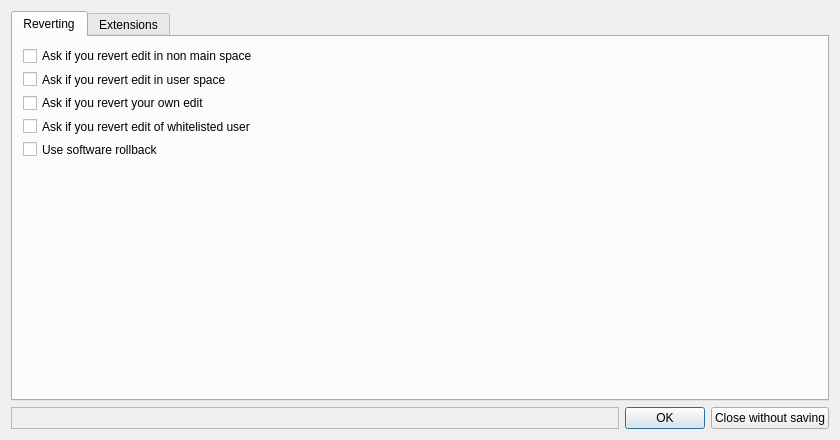
The window that huggle/preferences.ui (huggle/huggle3-qt-lx) describes before a commit, drawn with Qt 5.
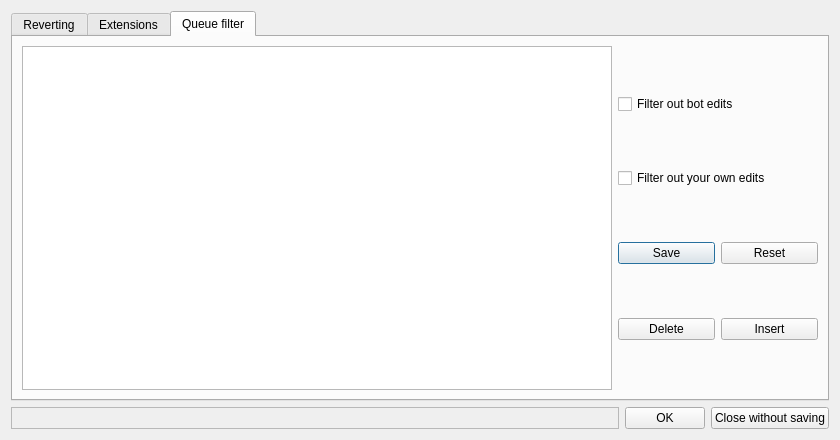
The same window after the commit. The open tabs and pages were chosen to show the change.

What changed in the file:
```diff
--- a/huggle/preferences.ui
+++ b/huggle/preferences.ui
@@ -81,6 +81,82 @@
        </item>
       </layout>
      </widget>
+     <widget class="QWidget" name="tab_3">
+      <attribute name="title">
+       <string>Queue filter</string>
+      </attribute>
+      <layout class="QHBoxLayout" name="horizontalLayout_2">
+       <item>
+        <widget class="QListWidget" name="listWidget"/>
+       </item>
+       <item>
+        <layout class="QVBoxLayout" name="verticalLayout_4">
+         <item>
+          <widget class="QCheckBox" name="checkBox_7">
+           <property name="minimumSize">
+            <size>
+             <width>200</width>
+             <height>0</height>
+            </size>
+           </property>
+           <property name="text">
+            <string>Filter out bot edits</string>
+           </property>
+          </widget>
+         </item>
+         <item>
+          <widget class="QCheckBox" name="checkBox_6">
+           <property name="sizePolicy">
+            <sizepolicy hsizetype="Minimum" vsizetype="Fixed">
+             <horstretch>0</horstretch>
+             <verstretch>0</verstretch>
+            </sizepolicy>
+           </property>
+           <property name="text">
+            <string>Filter out your own edits</string>
+           </property>
+          </widget>
+         </item>
+         <item>
+          <layout class="QHBoxLayout" name="horizontalLayout_4">
+           <item>
+            <widget class="QPushButton" name="pushButton_6">
+             <property name="text">
+              <string>Save</string>
+             </property>
+            </widget>
+           </item>
+           <item>
+            <widget class="QPushButton" name="pushButton_5">
+             <property name="text">
+              <string>Reset</string>
+             </property>
+            </widget>
+           </item>
+          </layout>
+         </item>
+         <item>
+          <layout class="QHBoxLayout" name="horizontalLayout_3">
+           <item>
+            <widget class="QPushButton" name="pushButton_4">
+             <property name="text">
+              <string>Delete</string>
+             </property>
+            </widget>
+           </item>
+           <item>
+            <widget class="QPushButton" name="pushButton_3">
+             <property name="text">
+              <string>Insert</string>
+             </property>
+            </widget>
+           </item>
+          </layout>
+         </item>
+        </layout>
+       </item>
+      </layout>
+     </widget>
     </widget>
    </item>
    <item>
```
